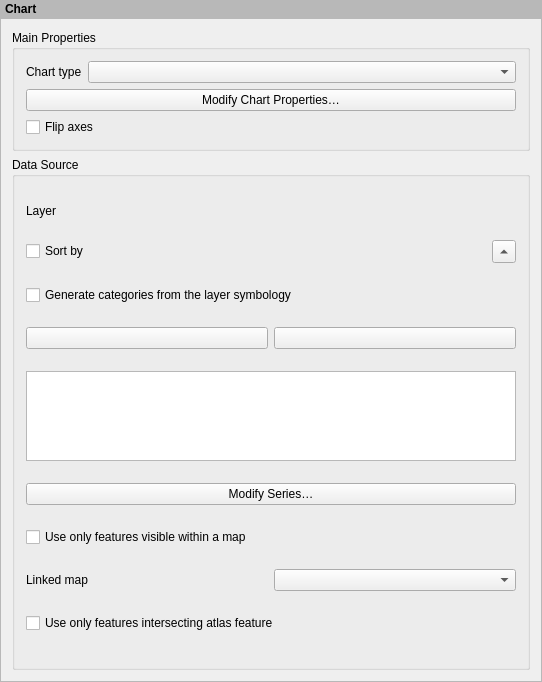
Before: the Qt Designer form src/ui/layout/qgslayoutchartwidgetbase.ui in qgis/QGIS, drawn with Qt 5.
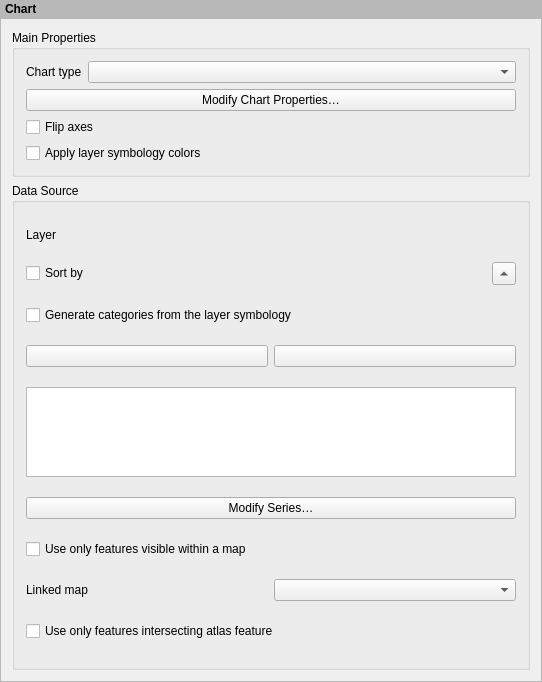
After: the same form once the commit is applied. Icons and pictures are not drawn. Custom widgets are drawn as their Qt base class.

Commit message: [layouts] Add option to apply partial renderer styling to chart items when generating categories from the layer renderer

The edit to the form file:
```diff
--- a/src/ui/layout/qgslayoutchartwidgetbase.ui
+++ b/src/ui/layout/qgslayoutchartwidgetbase.ui
@@ -108,6 +108,13 @@
             </property>
            </widget>
           </item>
+          <item row="3" column="0" colspan="2">
+           <widget class="QCheckBox" name="mApplyRendererStyleCheckBox">
+            <property name="text">
+             <string>Apply layer symbology colors</string>
+            </property>
+           </widget>
+          </item>
          </layout>
         </widget>
        </item>
```
The commit also changes 5 other files.
